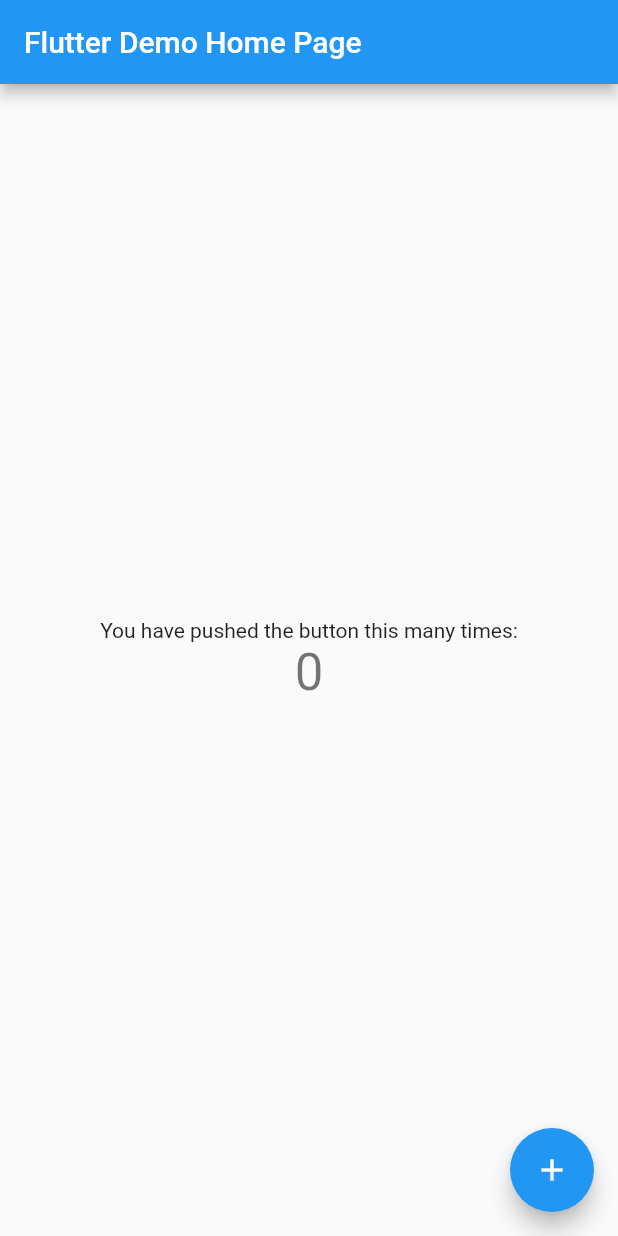
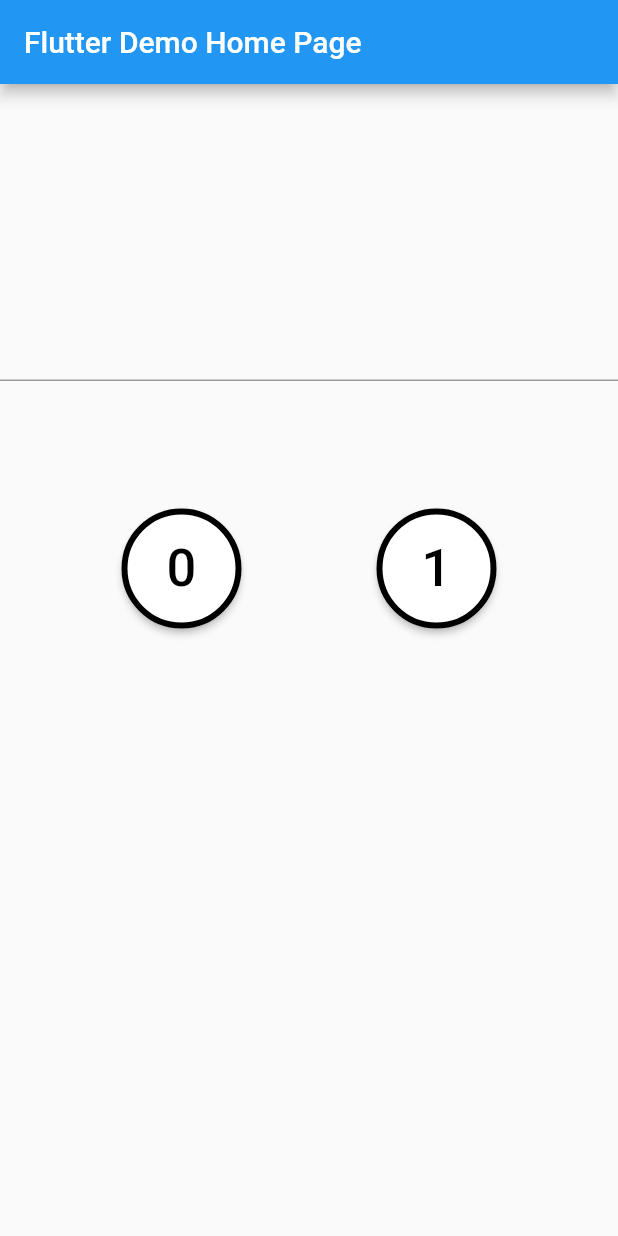
Before and after one commit to itumo-arigatone/simple_binary_converter, a Flutter app: the screen it shows after launch, on a phone screen of 412 x 824 dp. Run offline on Flutter 3.47's test engine with Material 2 defaults, Android fonts, the phone set to English and light mode, and no system bars.

Commit message:
01のボタンを作成

```diff
--- a/lib/main.dart
+++ b/lib/main.dart
@@ -11,17 +11,8 @@ class MyApp extends StatelessWidget {
   @override
   Widget build(BuildContext context) {
     return MaterialApp(
-      title: 'Flutter Demo',
+      title: 'Simple Binary',
       theme: ThemeData(
-        // This is the theme of your application.
-        //
-        // Try running your application with "flutter run". You'll see the
-        // application has a blue toolbar. Then, without quitting the app, try
-        // changing the primarySwatch below to Colors.green and then invoke
-        // "hot reload" (press "r" in the console where you ran "flutter run",
-        // or simply save your changes to "hot reload" in a Flutter IDE).
-        // Notice that the counter didn't reset back to zero; the application
-        // is not restarted.
         primarySwatch: Colors.blue,
       ),
       home: const MyHomePage(title: 'Flutter Demo Home Page'),
@@ -32,15 +23,6 @@ class MyApp extends StatelessWidget {
 class MyHomePage extends StatefulWidget {
   const MyHomePage({Key? key, required this.title}) : super(key: key);
 
-  // This widget is the home page of your application. It is stateful, meaning
-  // that it has a State object (defined below) that contains fields that affect
-  // how it looks.
-
-  // This class is the configuration for the state. It holds the values (in this
-  // case the title) provided by the parent (in this case the App widget) and
-  // used by the build method of the State. Fields in a Widget subclass are
-  // always marked "final".
-
   final String title;
 
   @override
@@ -48,68 +30,79 @@ class MyHomePage extends StatefulWidget {
 }
 
 class _MyHomePageState extends State<MyHomePage> {
-  int _counter = 0;
+  String _number = "";
 
-  void _incrementCounter() {
+  Text buttonStyle(String num) {
+    return Text(
+      num,
+      style: TextStyle(
+        fontSize: 35,
+      ),
+    );
+  }
+
+  ElevatedButton numButton(String num) {
+    return ElevatedButton(
+      child: buttonStyle(num),
+      onPressed: num=="0"?_inputZero:_inputOne,
+      style: ElevatedButton.styleFrom(
+        fixedSize: Size(80, 80),
+        primary: Colors.white,
+        onPrimary: Colors.black,
+        shape: const CircleBorder(
+          side: BorderSide(
+            color: Colors.black,
+            width: 4,
+            style: BorderStyle.solid,
+          ),
+        ),
+      ),
+    );
+  }
+
+  void _inputZero() {
     setState(() {
-      // This call to setState tells the Flutter framework that something has
-      // changed in this State, which causes it to rerun the build method below
-      // so that the display can reflect the updated values. If we changed
-      // _counter without calling setState(), then the build method would not be
-      // called again, and so nothing would appear to happen.
-      _counter++;
+      _number += "0";
+    });
+  }
+  void _inputOne() {
+    setState(() {
+      _number += "1";
     });
   }
 
   @override
   Widget build(BuildContext context) {
-    // This method is rerun every time setState is called, for instance as done
-    // by the _incrementCounter method above.
-    //
-    // The Flutter framework has been optimized to make rerunning build methods
-    // fast, so that you can just rebuild anything that needs updating rather
-    // than having to individually change instances of widgets.
     return Scaffold(
       appBar: AppBar(
-        // Here we take the value from the MyHomePage object that was created by
-        // the App.build method, and use it to set our appbar title.
         title: Text(widget.title),
       ),
-      body: Center(
-        // Center is a layout widget. It takes a single child and positions it
-        // in the middle of the parent.
+      body: Dismissible(
+        key: Key('key'),
+        direction: DismissDirection.up,
         child: Column(
-          // Column is also a layout widget. It takes a list of children and
-          // arranges them vertically. By default, it sizes itself to fit its
-          // children horizontally, and tries to be as tall as its parent.
-          //
-          // Invoke "debug painting" (press "p" in the console, choose the
-          // "Toggle Debug Paint" action from the Flutter Inspector in Android
-          // Studio, or the "Toggle Debug Paint" command in Visual Studio Code)
-          // to see the wireframe for each widget.
-          //
-          // Column has various properties to control how it sizes itself and
-          // how it positions its children. Here we use mainAxisAlignment to
-          // center the children vertically; the main axis here is the vertical
-          // axis because Columns are vertical (the cross axis would be
-          // horizontal).
-          mainAxisAlignment: MainAxisAlignment.center,
           children: <Widget>[
-            const Text(
-              'You have pushed the button this many times:',
+            Padding(padding: EdgeInsets.only(top: 150)),
+            TextField(
+              textAlign: TextAlign.center,
+              enabled: true,
+              controller: TextEditingController(
+                text: '$_number',
+              ),
             ),
-            Text(
-              '$_counter',
-              style: Theme.of(context).textTheme.headline4,
+            Row(
+              mainAxisAlignment: MainAxisAlignment.center,
+              children: <Widget>[
+                // Padding(padding: EdgeInsets.fromLTRB(0, 200, 0, 0)),
+                Padding(padding: EdgeInsets.only(top: 250)),
+                numButton("0"),
+                Padding(padding: EdgeInsets.only(left: 90)),
+                numButton("1"),
+              ]
             ),
           ],
         ),
       ),
-      floatingActionButton: FloatingActionButton(
-        onPressed: _incrementCounter,
-        tooltip: 'Increment',
-        child: const Icon(Icons.add),
-      ), // This trailing comma makes auto-formatting nicer for build methods.
     );
   }
 }
```
